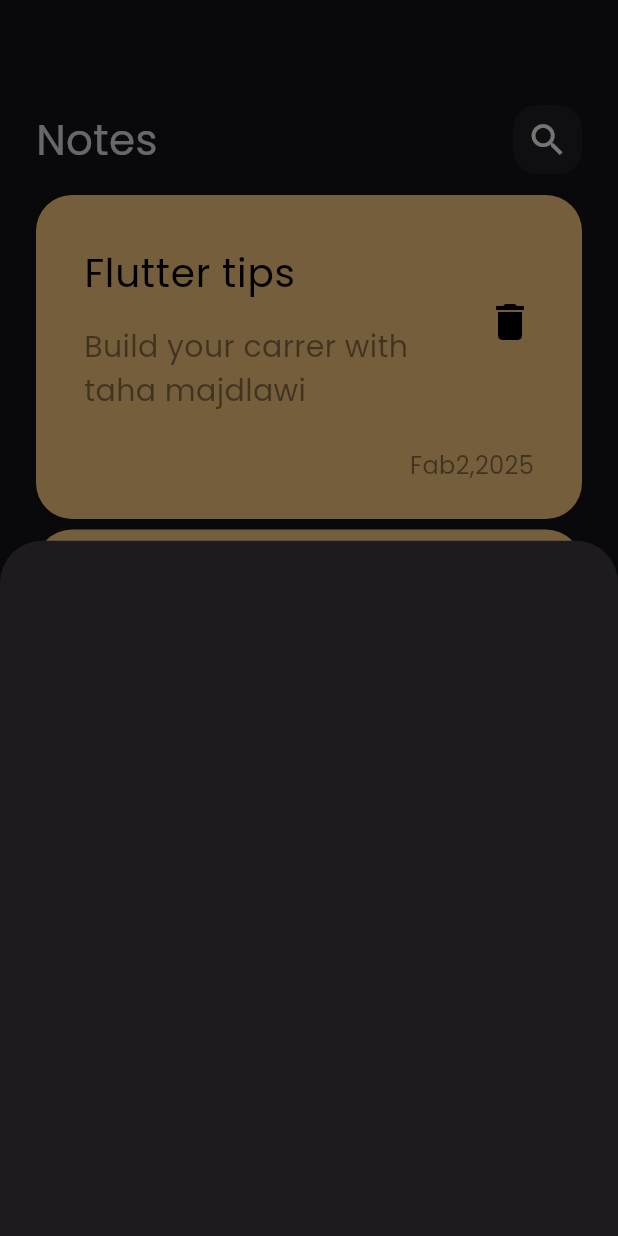
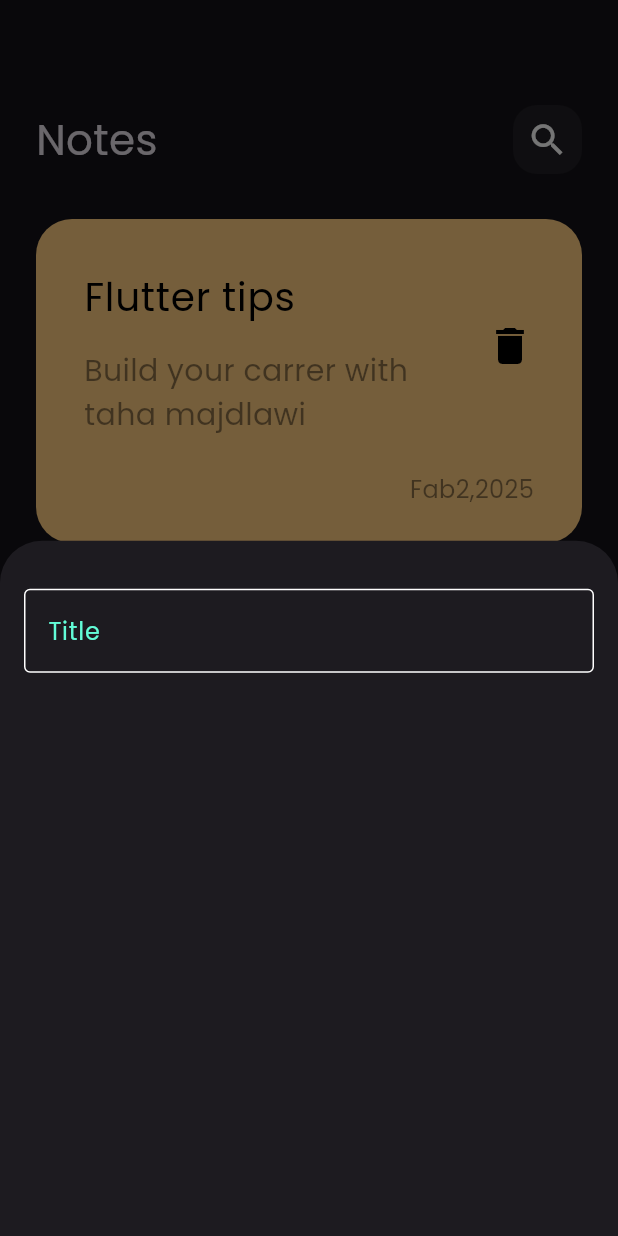
Before and after one commit to taha-majdlawi/note_app, a Flutter app: the screen it shows after launch, after a tap on the "add" icon, on a phone screen of 412 x 824 dp. Run offline on Flutter 3.47's test engine with Material 3 defaults, Android fonts, the phone set to English and light mode, and no system bars.

Commit message:
create custom textFeild

```diff
--- /dev/null
+++ b/lib/constents.dart
@@ -0,0 +1,3 @@
+import 'package:flutter/material.dart';
+
+const Color kPrimaryColor = Color(0xff62FCD7) ;
--- a/lib/views/notes_view.dart
+++ b/lib/views/notes_view.dart
@@ -1,5 +1,6 @@
 import 'package:flutter/material.dart';
 import 'package:note_app/widgets/add_note_bottom_sheet.dart';
+import 'package:note_app/widgets/custome_textfeild.dart';
 import 'package:note_app/widgets/notes_view_body_widget.dart';
 
 class NotesView extends StatelessWidget {
--- a/lib/widgets/add_note_bottom_sheet.dart
+++ b/lib/widgets/add_note_bottom_sheet.dart
@@ -1,10 +1,21 @@
 import 'package:flutter/material.dart';
+import 'package:note_app/widgets/custome_textfeild.dart';
 
 class AddNoteBottomSheet extends StatelessWidget {
   const AddNoteBottomSheet({super.key});
 
   @override
   Widget build(BuildContext context) {
-    return  Container();
+    return Padding(
+      padding: const EdgeInsets.symmetric(horizontal: 16.0),
+      child: Column(
+        children: [
+          SizedBox(
+            height: 32,
+          ),
+          CustomeTextfield(),
+        ],
+      ),
+    );
   }
 }
--- a/lib/widgets/custom_app_bar.dart
+++ b/lib/widgets/custom_app_bar.dart
@@ -6,7 +6,9 @@ class CostumAppBar extends StatelessWidget {
 
   @override
   Widget build(BuildContext context) {
-    return const Row(
+    return Padding(
+      padding: const EdgeInsets.only(bottom: 16.0),
+      child: const Row(
         children: [
           Text(
             'Notes',
@@ -17,6 +19,7 @@ class CostumAppBar extends StatelessWidget {
           Spacer(),
           CustomSearchIcon(),
         ],
+      ),
     );
   }
 }
--- /dev/null
+++ b/lib/widgets/custome_textfeild.dart
@@ -0,0 +1,29 @@
+import 'package:flutter/material.dart';
+import 'package:note_app/constents.dart';
+
+class CustomeTextfield extends StatelessWidget {
+  const CustomeTextfield({super.key});
+
+  @override
+  Widget build(BuildContext context) {
+    return TextField(
+
+      cursorColor: kPrimaryColor,
+      decoration: InputDecoration(
+        hintText: 'Title',
+        hintStyle: TextStyle(
+          color: kPrimaryColor,
+        ),
+        border: OutlineInputBorder(
+          borderRadius: BorderRadius.circular(8),
+        ),
+        focusedBorder: OutlineInputBorder(
+          borderSide: BorderSide(color: kPrimaryColor),
+        ),
+        enabledBorder: OutlineInputBorder(
+          borderSide: BorderSide(color: Colors.white),
+        ),
+      ),
+    );
+  }
+}
```
Lines whose indentation alone changed are shown as unchanged.
